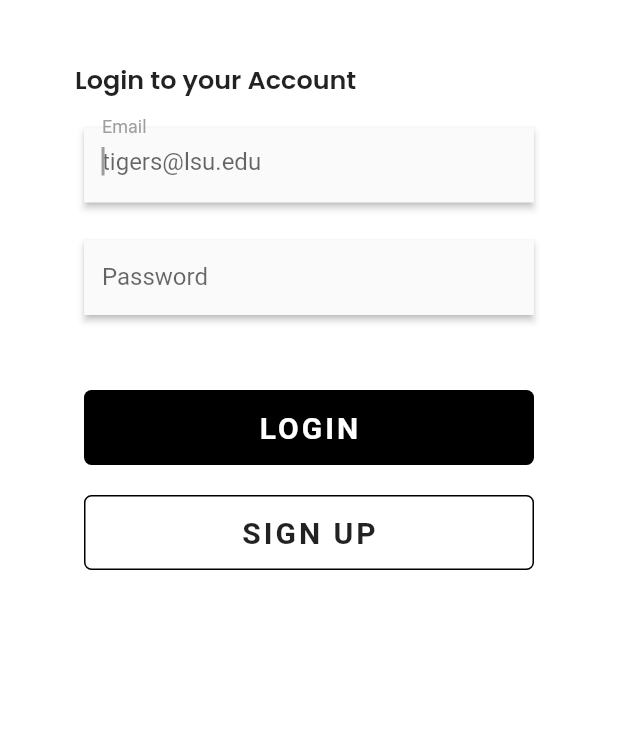
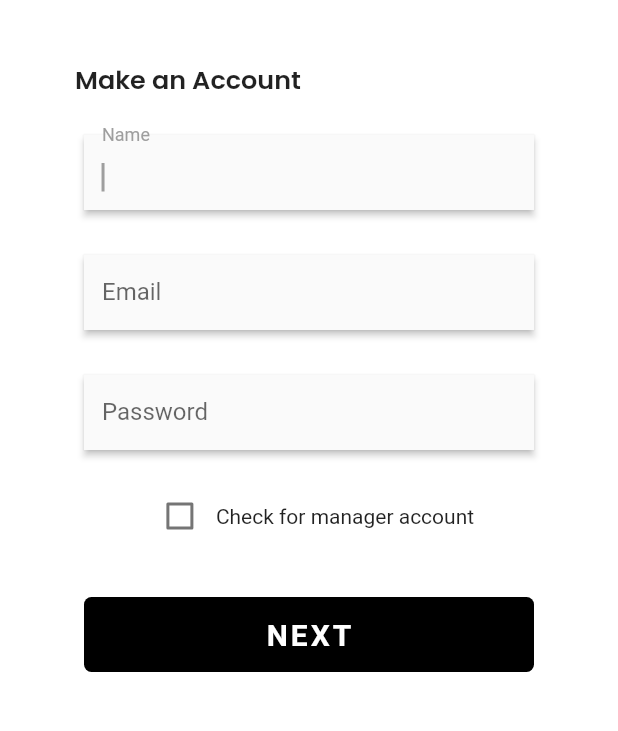
Before and after one commit to rnewso4/Project-Lowkey, a Flutter app: the Login screen opened directly, after a tap on "SIGN UP", on a phone screen of 412 x 824 dp, the part 471-1202 px from its top. Run offline on Flutter 3.47's test engine with Material 2 defaults, Android fonts, the phone set to English and light mode, and no system bars; drawn by our look-alikes of overlay_support; our stand-ins replace dots_indicator, email_validator, google_fonts.

Commit message:
Changes made to UI

```diff
--- a/lowkey/lib/login.dart
+++ b/lowkey/lib/login.dart
@@ -1,7 +1,9 @@
 import 'package:flutter/material.dart';
 import 'package:google_fonts/google_fonts.dart';
 import 'package:lowkey/components/logo_style.dart';
-
+import 'package:lowkey/create_business_page.dart';
+import 'package:lowkey/forgot_password.dart';
+import 'package:lowkey/signup_page.dart';
 import 'components/page_transition.dart';
 import 'homepage_list.dart';
 
@@ -13,7 +15,6 @@ class Login extends StatefulWidget {
 }
 
 class _LoginState extends State<Login> {
-  var _tries = 3;
   @override
   Widget build(BuildContext context) {
     return Scaffold(
@@ -110,9 +111,9 @@ class _LoginState extends State<Login> {
               )
             ),
             GestureDetector(
-              onTap: () => setState(() {
-                _tries -= 1;
-              }),
+              onTap: () => {Navigator.push(
+                  context,
+                  MaterialPageRoute(builder: (context) => const Signup()))},
               child: Container(
                 height: 50,
                 width: 300,
@@ -133,7 +134,11 @@ class _LoginState extends State<Login> {
                 )
               )
             ),
-            if (_tries <= 0) Container(
+            GestureDetector(
+              onTap:  () => {
+                Navigator.of(context).push(MaterialPageRoute(builder: (context)=> const ForgotPassword()))
+              },
+              child: Container(
                 padding: const EdgeInsets.only(top: 30, right: 50),
                 alignment: Alignment.topRight,
                 child: const Text(
@@ -143,6 +148,7 @@ class _LoginState extends State<Login> {
                     fontWeight: FontWeight.bold
                   )
                 )
+              ),
             )
           ]
         )
--- /dev/null
+++ b/lowkey/lib/signup_page.dart
@@ -0,0 +1,161 @@
+import 'package:email_validator/email_validator.dart';
+import 'package:flutter/material.dart';
+import 'package:google_fonts/google_fonts.dart';
+import 'package:lowkey/components/logo_style.dart';
+import 'package:lowkey/create_business_page.dart';
+import 'package:lowkey/forgot_password.dart';
+import 'components/page_transition.dart';
+import 'homepage_list.dart';
+
+final _formKey = GlobalKey<FormState>();
+
+class Signup extends StatefulWidget {
+  const Signup ({Key? key}) : super(key: key);
+
+  @override
+  _SignupState createState() => _SignupState();
+}
+
+class _SignupState extends State<Signup> {
+  bool isChecked = false;
+  @override
+  Widget build(BuildContext context) {
+    return Scaffold(
+      backgroundColor: Colors.white,
+      body: Padding(
+        padding: const EdgeInsets.only(top: 100),
+        child: Form(
+          key: _formKey,
+          child: Column(
+            children: <Widget>[
+              const Align(
+                alignment: Alignment.topCenter,
+                child: Image(
+                  height: 150,
+                  image: AssetImage('lib/assets/officiallogo.png')),
+              ),
+              Padding(
+                padding: const EdgeInsets.only(top: 15, bottom: 40),
+                child: Text(
+                  'LOWKEY',
+                  style: loginLogo
+                )
+              ),
+              Container(
+                padding: const EdgeInsets.only(left: 50),
+                alignment: Alignment.centerLeft,
+                child: Text(
+                  'Make an Account',
+                  style: GoogleFonts.poppins(
+                    fontSize: 17,
+                    fontWeight: FontWeight.w600
+                  )
+                )
+              ),
+              Container(
+                height: 50,
+                width: 300,
+                margin: const EdgeInsets.only(top: 25),
+                child: Material(
+                  elevation: 2,
+                  child: TextFormField(
+                    autofocus: true,
+                    decoration: const InputDecoration(
+                      border: OutlineInputBorder(
+                        borderRadius: BorderRadius.all(Radius.circular(5)),
+                        borderSide: BorderSide.none
+                      ),
+                      labelText: 'Name',
+                    ),
+                    keyboardType: TextInputType.name,
+                    validator: (name) => (name == null || name.isEmpty) ? 'Text is empty' : null
+                  )
+                )
+              ),
+              Container(
+                height: 50,
+                width: 300,
+                margin: const EdgeInsets.only(top: 30),
+                child: Material(
+                  elevation: 2,
+                  child: TextFormField(
+                    decoration: const InputDecoration(
+                      border: OutlineInputBorder(
+                        borderRadius: BorderRadius.all(Radius.circular(5)),
+                        borderSide: BorderSide.none
+                      ),
+                      labelText: 'Email',
+                    ),
+                    keyboardType: TextInputType.emailAddress,
+                    validator: (email) => !EmailValidator.validate(email!)
+                    ? 'Not a valid email.'
+                    : null,
+                  )
+                )
+              ),
+              Container(
+                height: 50,
+                width: 300,
+                margin: const EdgeInsets.only(top: 30, bottom: 20),
+                child: Material(
+                  elevation: 2,
+                  shadowColor: Colors.black,
+                  child: TextFormField(
+                    decoration: const InputDecoration(
+                      border: OutlineInputBorder(
+                        borderRadius: BorderRadius.all(Radius.circular(5)),
+                        borderSide: BorderSide.none
+                      ),
+                      labelText: 'Password',
+                    ),
+                    obscureText: true,
+                    keyboardType: TextInputType.emailAddress,
+                    validator: (password) => (password == null || password.isEmpty) ? 'Text is empty' : null
+                  )
+                )
+              ),
+              Row(
+                mainAxisAlignment: MainAxisAlignment.center,
+                children: <Widget>[
+                  Checkbox(value: isChecked, onChanged: (bool? value) {
+                    setState(() { isChecked = value!;});}),
+                  const Text('Check for manager account')
+                ],
+              ),
+              GestureDetector(
+                onTap: () => nextPage(context, isChecked),
+                child: Container(
+                  height: 50,
+                  width: 300,
+                  margin: const EdgeInsets.only(top: 30),
+                  decoration: const BoxDecoration(
+                    borderRadius: BorderRadius.all(Radius.circular(5)),
+                    color: Colors.black,
+                  ),
+                  child: const Center(
+                    child: Text(
+                      'NEXT',
+                      style: TextStyle(
+                        color: Colors.white,
+                        letterSpacing: 2,
+                        fontWeight: FontWeight.bold,
+                        fontSize: 20
+                      )
+                    )
+                  )
+                )
+              ),
+            ]
+          ),
+        )
+      )
+    );
+  }
+}
+
+nextPage(BuildContext context, bool isChecked) {
+  if (_formKey.currentState!.validate()) {
+     isChecked ? Navigator.push( context, SlideRightRoute(page: const CreateBusiness()))
+  : Navigator.push(context, SlideRightRoute(page: const HomepageList()));
+  }
+}
--- a/lowkey/pubspec.yaml
+++ b/lowkey/pubspec.yaml
@@ -14,6 +14,9 @@ dependencies:
   cupertino_icons: ^1.0.2
   dots_indicator: ^2.0.0
   google_fonts: ^2.1.0
+  overlay_support: ^1.2.1
+  email_validator: ^2.0.1
+  image_picker: ^0.8.4+4
 
 dev_dependencies:
   flutter_test:
```
Also changed, not shown: lowkey/lib/components/business_comps.dart (+7 -6 lines), lowkey/lib/create_business_page.dart (added, +148 -0 lines), lowkey/lib/create_new.dart (+11 -4 lines), lowkey/lib/forgot_password.dart (added, +131 -0 lines), lowkey/lib/main.dart (+12 -5 lines), lowkey/lib/manager_page.dart (added, +145 -0 lines), lowkey/pubspec.lock, 1 other file. Lines whose indentation alone changed are shown as unchanged.
